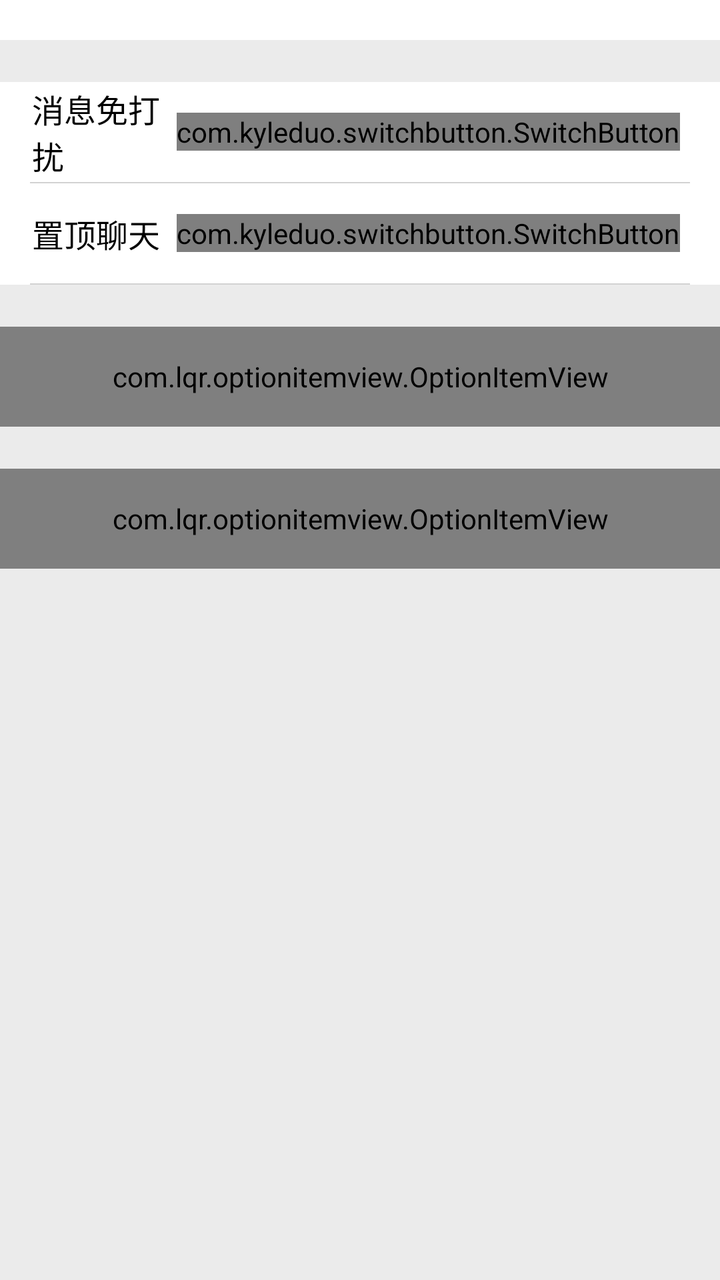
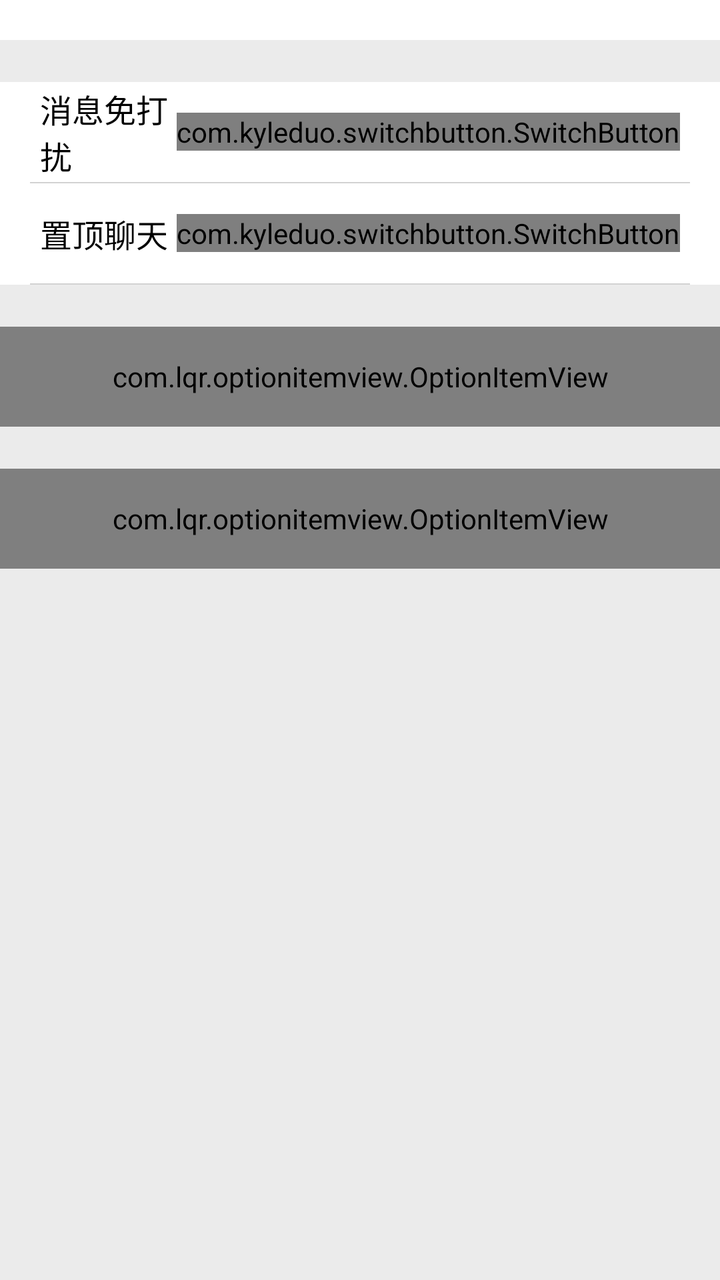

The first picture is an Android layout as it rendered before a commit; the second is the same layout after the commit. The layout source and the unified diff follow.
<!-- AndroidManifest.xml: application theme AppTheme -->
<!-- res/layout/conversation_info_single_fragment.xml -->
<?xml version="1.0" encoding="utf-8"?>
<LinearLayout xmlns:android="http://schemas.android.com/apk/res/android"
    xmlns:app="http://schemas.android.com/apk/res-auto"
    xmlns:tools="http://schemas.android.com/tools"
    android:layout_width="match_parent"
    android:layout_height="match_parent"
    android:background="@color/gray5"
    android:orientation="vertical">

    <ScrollView
        android:layout_width="match_parent"
        android:layout_height="match_parent"
        android:scrollbars="none">

        <LinearLayout
            android:layout_width="match_parent"
            android:layout_height="match_parent"
            android:orientation="vertical">

            <androidx.recyclerview.widget.RecyclerView
                android:id="@+id/memberRecyclerView"
                android:layout_width="match_parent"
                android:layout_height="wrap_content"
                android:background="@color/white"
                android:paddingLeft="7dp"
                android:paddingTop="15dp"
                android:paddingRight="7dp"
                android:paddingBottom="5dp"
                app:layoutManager="androidx.recyclerview.widget.GridLayoutManager"
                app:spanCount="5" />


            <LinearLayout
                android:layout_width="match_parent"
                android:layout_height="wrap_content"
                android:layout_marginTop="@dimen/option_item_margin_top"
                android:background="@color/white"
                android:orientation="vertical"
                android:visibility="visible">

                <LinearLayout
                    android:layout_width="match_parent"
                    android:layout_height="50dp"
                    android:gravity="center_vertical">

                    <TextView
                        android:layout_width="0dp"
                        android:layout_height="wrap_content"
                        android:layout_marginLeft="@dimen/activity_horizontal_margin"
                        android:layout_weight="1"
                        android:text="@string/message_free"
                        android:textColor="@color/black0"
                        android:textSize="16sp" />

                    <com.kyleduo.switchbutton.SwitchButton
                        android:id="@+id/silentSwitchButton"
                        android:layout_width="wrap_content"
                        android:layout_height="wrap_content"
                        android:layout_marginRight="@dimen/option_item_margin_right"
                        app:kswBackDrawable="@drawable/ios_back_drawable"
                        app:kswBackMeasureRatio="1.8"
                        app:kswThumbDrawable="@drawable/ios_thumb_selector"
                        app:kswThumbMarginBottom="-4dp"
                        app:kswThumbMarginLeft="-2dp"
                        app:kswThumbMarginRight="-2dp"
                        app:kswThumbMarginTop="-0dp"
                        app:kswThumbWidth="10dp" />
                </LinearLayout>

                <View
                    style="@style/Line"
                    android:layout_marginLeft="15dp"
                    android:layout_marginRight="15dp" />

                <LinearLayout
                    android:layout_width="match_parent"
                    android:layout_height="50dp"
                    android:gravity="center_vertical">

                    <TextView
                        android:layout_width="0dp"
                        android:layout_height="wrap_content"
                        android:layout_marginLeft="@dimen/activity_horizontal_margin"
                        android:layout_weight="1"
                        android:text="@string/set_conversation_to_top"
                        android:textColor="@color/black0"
                        android:textSize="16sp" />

                    <com.kyleduo.switchbutton.SwitchButton
                        android:id="@+id/stickTopSwitchButton"
                        android:layout_width="wrap_content"
                        android:layout_height="wrap_content"
                        android:layout_marginRight="@dimen/option_item_margin_right"
                        app:kswBackDrawable="@drawable/ios_back_drawable"
                        app:kswBackMeasureRatio="1.8"
                        app:kswThumbDrawable="@drawable/ios_thumb_selector"
                        app:kswThumbMarginBottom="-4dp"
                        app:kswThumbMarginLeft="-2dp"
                        app:kswThumbMarginRight="-2dp"
                        app:kswThumbMarginTop="-0dp"
                        app:kswThumbWidth="10dp" />
                </LinearLayout>

                <View
                    style="@style/Line"
                    android:layout_marginLeft="15dp"
                    android:layout_marginRight="15dp" />

            </LinearLayout>


            <com.lqr.optionitemview.OptionItemView
                android:id="@+id/searchMessageOptionItemView"
                style="@style/OptionItem"
                android:layout_marginTop="@dimen/option_item_margin_top"
                android:background="@drawable/selector_option_item"
                app:left_text="查找聊天记录"
                app:left_text_color="@color/black0"
                app:left_text_margin_left="@dimen/option_item_margin_left"
                app:left_text_size="16sp"
                tools:visibility="visible" />

            <com.lqr.optionitemview.OptionItemView
                android:id="@+id/clearMessagesOptionItemView"
                style="@style/OptionItem"
                android:layout_marginTop="@dimen/option_item_margin_top"
                android:background="@drawable/selector_option_item"
                app:left_text="@string/clear_chat_log"
                app:left_text_color="@color/black0"
                app:left_text_margin_left="@dimen/option_item_margin_left"
                app:left_text_size="16sp" />

        </LinearLayout>
    </ScrollView>
</LinearLayout>
<!-- resources referenced by this layout -->
<resources>
  <color name="black0">#000000</color>
  <color name="gray5">#EBEBEB</color>
  <color name="white">#ffffff</color>
  <dimen name="activity_horizontal_margin">16dp</dimen>
  <dimen name="option_item_margin_left">20dp</dimen>
  <dimen name="option_item_margin_right">20dp</dimen>
  <dimen name="option_item_margin_top">21dp</dimen>
  <!-- drawable ios_back_drawable (drawable) -->
  <?xml version="1.0" encoding="utf-8"?>
  <selector xmlns:android="http://schemas.android.com/apk/res/android">
      <item android:state_checked="true" android:state_enabled="false">
          <shape>
              <solid android:color="#b3ecbc" />
              <corners android:radius="99dp" />
          </shape>
      </item>
      <item android:state_checked="false" android:state_enabled="false">
          <shape>
              <solid android:color="@color/gray7" />
              <corners android:radius="99dp" />
              <stroke android:width="1.5dp" android:color="@color/gray7" />
          </shape>
      </item>
      <item android:state_checked="true">
          <shape>
              <solid android:color="@color/green3" />
              <corners android:radius="99dp" />
          </shape>
      </item>
      <item>
          <shape>
              <solid android:color="@color/gray7" />
              <corners android:radius="99dp" />
              <stroke android:width="1.5dp" android:color="@color/gray7" />
          </shape>
      </item>
  </selector>
  <!-- drawable ios_thumb_selector (drawable) -->
  <?xml version="1.0" encoding="utf-8"?>
  <selector xmlns:android="http://schemas.android.com/apk/res/android">
      <item android:drawable="@mipmap/ios_thumb_disable" android:state_enabled="false" />
      <item android:drawable="@mipmap/ios_thumb" />
  </selector>
  <!-- drawable selector_option_item (drawable) -->
  <?xml version="1.0" encoding="utf-8"?>
  <selector xmlns:android="http://schemas.android.com/apk/res/android">
      <item android:drawable="@color/gray8" android:state_pressed="true"></item>
      <item android:drawable="@color/white" android:state_pressed="false"></item>
      <item android:drawable="@color/white"></item>
  </selector>
  <string name="clear_chat_log">清空聊天记录</string>
  <string name="message_free">消息免打扰</string>
  <string name="set_conversation_to_top">置顶聊天</string>
  <style name="Line">
          <item name="android:layout_width">match_parent</item>
          <item name="android:layout_height">0.5dp</item>
          <item name="android:background">@color/line</item>
      </style>
  <style name="OptionItem">
          <item name="android:layout_width">match_parent</item>
          <item name="android:layout_height">50dp</item>
          <item name="android:background">@color/white</item>
      </style>
  <style name="AppTheme" parent="Theme.AppCompat.DayNight.NoActionBar">
          
          <item name="colorPrimary">@color/colorPrimary</item>
          <item name="colorPrimaryDark">@color/colorPrimaryDark</item>
          <item name="colorAccent">@color/colorAccent</item>
          
          
          
          <item name="colorBackgroundFloating">@color/white</item>
      </style>
  <color name="gray7">#999999</color>
  <color name="green3">#1AAD19</color>
  <color name="gray8">#D9D9D9</color>
  <color name="line">#D2D2D2</color>
  <color name="colorPrimary">#3e64e4</color>
  <color name="colorPrimaryDark">#3e64e4</color>
  <color name="colorAccent">#7e7e7e</color>
</resources>

<!-- the commit's change to res/layout/conversation_info_single_fragment.xml (unified diff, before → after) -->
@@ -46,7 +46,7 @@
                     <TextView
                         android:layout_width="0dp"
                         android:layout_height="wrap_content"
-                        android:layout_marginLeft="@dimen/activity_horizontal_margin"
+                        android:layout_marginLeft="@dimen/option_item_margin_left"
                         android:layout_weight="1"
                         android:text="@string/message_free"
                         android:textColor="@color/black0"
@@ -80,7 +80,7 @@
                     <TextView
                         android:layout_width="0dp"
                         android:layout_height="wrap_content"
-                        android:layout_marginLeft="@dimen/activity_horizontal_margin"
+                        android:layout_marginLeft="@dimen/option_item_margin_left"
                         android:layout_weight="1"
                         android:text="@string/set_conversation_to_top"
                         android:textColor="@color/black0"
<!-- resource entries referenced after the edit -->
@@ -3,7 +3,6 @@
   <color name="black0">#000000</color>
   <color name="gray5">#EBEBEB</color>
   <color name="white">#ffffff</color>
-  <dimen name="activity_horizontal_margin">16dp</dimen>
   <dimen name="option_item_margin_left">20dp</dimen>
   <dimen name="option_item_margin_right">20dp</dimen>
   <dimen name="option_item_margin_top">21dp</dimen>
